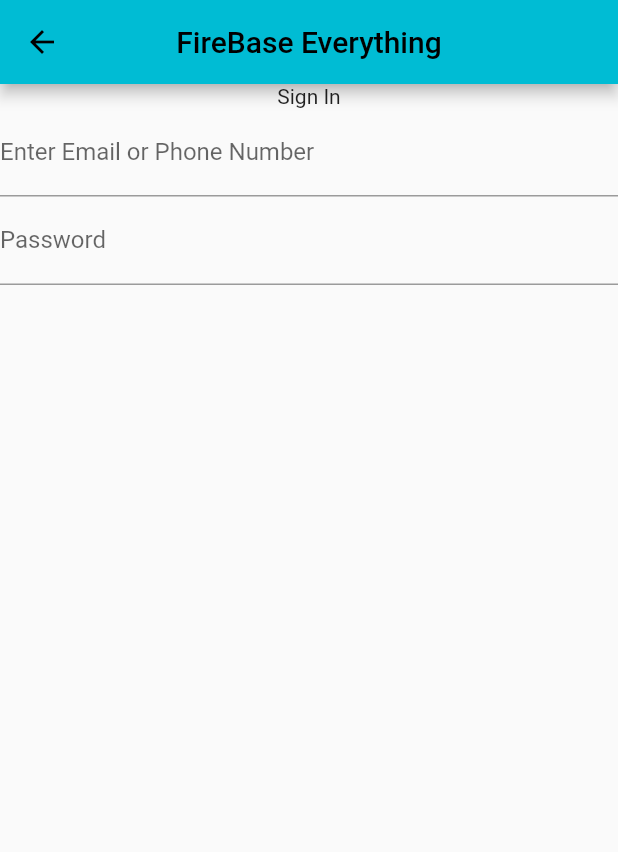
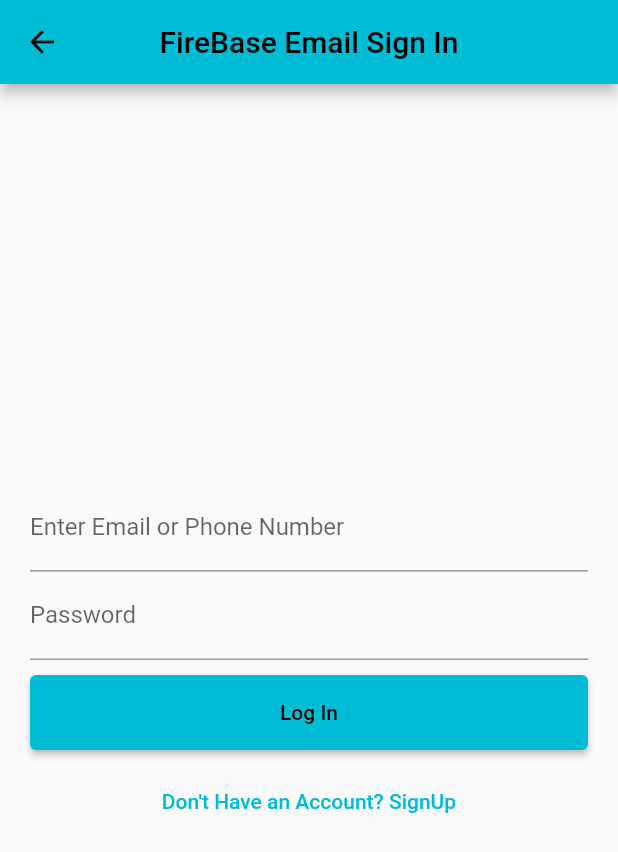
Before and after one commit to shiiishiiir/Firebase_Basic, a Flutter app: the screen it shows after launch, after a tap on "Sign In", on a phone screen of 412 x 824 dp. Shown: the top 852 px of the screen. Run offline on Flutter 3.47's test engine with Material 2 defaults, Android fonts, the phone set to English and light mode, and no system bars; our stand-ins replace firebase_auth, firebase_core; accounts and stored records are empty.

Commit message:
Sign In Email Auth Sign Up

```diff
--- a/lib/main.dart
+++ b/lib/main.dart
@@ -2,8 +2,11 @@ import 'package:firebase/ui/screens/SignInPage.dart';
 import 'package:firebase/ui/screens/SignUpPage.dart';
 import 'package:flutter/cupertino.dart';
 import 'package:flutter/material.dart';
+import 'package:firebase_core/firebase_core.dart';
 
-void main() {
+void main() async {
+  WidgetsFlutterBinding.ensureInitialized();
+  await Firebase.initializeApp();
   runApp(const MyApp());
 }
 
--- a/lib/ui/screens/SignInPage.dart
+++ b/lib/ui/screens/SignInPage.dart
@@ -9,7 +9,7 @@ class SignInPagee extends StatefulWidget {
 }
 
 class _SignInPageeState extends State<SignInPagee> {
-  final _formKey= GlobalKey<FormState>();
+  final _formKey = GlobalKey<FormState>();
 
   bool isLogIn = false;
 
@@ -25,50 +25,115 @@ class _SignInPageeState extends State<SignInPagee> {
     }
   }
 
-
-
-
-
-
-
   @override
   Widget build(BuildContext context) {
     return SafeArea(
       child: Scaffold(
         appBar: AppBar(
-          title: Text("FireBase Everything"),
+          title: Text("FireBase Email Sign In"),
           centerTitle: true,
         ),
         body: Center(
-          child: ListView(
-            children: [
-              Column(
-                children: [
-                  Text("Sign In"),
-                  Form(
+          child: SingleChildScrollView(
+            child: Column(
+              mainAxisAlignment: MainAxisAlignment.center,
+              crossAxisAlignment: CrossAxisAlignment.center,
+              children: <Widget>[
+                Padding(
+                  padding: const EdgeInsets.all(20.0),
+                  child: Form(
                     key: _formKey,
                     child: Column(
                       children: [
+                        isLogIn
+                            ? TextFormField(
+                          key: ValueKey("Username"),
+                          decoration: InputDecoration(
+                            hintText: "Enter Your Username",
+                          ),
+                          validator: (value) {
+                            if (value.toString().length < 3) {
+                              return "Username is Small";
+                            } else {
+                              return null;
+                            }
+                          },
+                          onSaved: (value) {
+                            setState(() {
+                              username = value!;
+                            });
+                          },
+                        )
+                            : Container(),
                         TextFormField(
+                          key: ValueKey("Email"),
                           keyboardType: TextInputType.emailAddress,
                           decoration: InputDecoration(
                             labelText: "Enter Email or Phone Number",
                           ),
+                          validator: (value) {
+                            if (!(value.toString().contains("@"))) {
+                              return "Invalid Email";
+                            } else {
+                              return null;
+                            }
+                          },
+                          onSaved: (value) {
+                            setState(() {
+                              email = value!;
+                            });
+                          },
                         ),
                         TextFormField(
                           obscureText: true,
+                          key: ValueKey("Password"),
                           keyboardType: TextInputType.visiblePassword,
                           decoration: InputDecoration(
                             labelText: "Password",
                           ),
+                          validator: (value) {
+                            if (value.toString().length < 6) {
+                              return "Password is Small";
+                            } else {
+                              return null;
+                            }
+                          },
+                          onSaved: (value) {
+                            setState(() {
+                              password = value!;
+                            });
+                          },
                         ),
-
+                        SizedBox(
+                          height: 10,
+                        ),
+                        Container(
+                          width: double.infinity,
+                          height: 50,
+                          child: ElevatedButton(
+                            onPressed: _handleSignUpData,
+                            child: isLogIn ? Text("Sign Up") : Text("Log In"),
+                          ),
+                        ),
+                        SizedBox(
+                          height: 10,
+                        ),
+                        TextButton(
+                          onPressed: () {
+                            setState(() {
+                              isLogIn = !isLogIn;
+                            });
+                          },
+                          child: isLogIn
+                              ? Text("Already SignUp? LogIn")
+                              : Text("Don't Have an Account? SignUp"),
+                        ),
                       ],
                     ),
                   ),
-                ],
-              )
-            ] ,
+                ),
+              ],
+            ),
           ),
         ),
       ),
--- a/pubspec.yaml
+++ b/pubspec.yaml
@@ -35,6 +35,7 @@ dependencies:
   # Use with the CupertinoIcons class for iOS style icons.
   cupertino_icons: ^1.0.2
   firebase_auth: ^3.3.11
+  firebase_core: ^1.13.1
 
 dev_dependencies:
   flutter_test:
```
Also changed, not shown: pubspec.lock, 4 other files.
